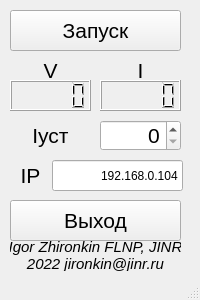
Before: the Qt Designer form mainwindow.ui in beeleph/Tetron, drawn with Qt 5.
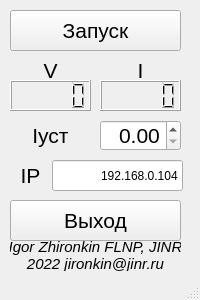
After: the same form once the commit is applied.

Patch:
```diff
--- a/mainwindow.ui
+++ b/mainwindow.ui
@@ -104,7 +104,7 @@
      <set>Qt::AlignCenter</set>
     </property>
    </widget>
-   <widget class="QSpinBox" name="setCurrentSpinBox">
+   <widget class="QDoubleSpinBox" name="setCurrentSpinBox">
     <property name="geometry">
      <rect>
       <x>100</x>
@@ -124,6 +124,9 @@
     <property name="alignment">
      <set>Qt::AlignRight|Qt::AlignTrailing|Qt::AlignVCenter</set>
     </property>
+    <property name="maximum">
+     <double>250.000000000000000</double>
+    </property>
    </widget>
    <widget class="QLabel" name="label_3">
     <property name="geometry">
```
Left out of the diff: 3 changed lines with no effect on the pictures.
